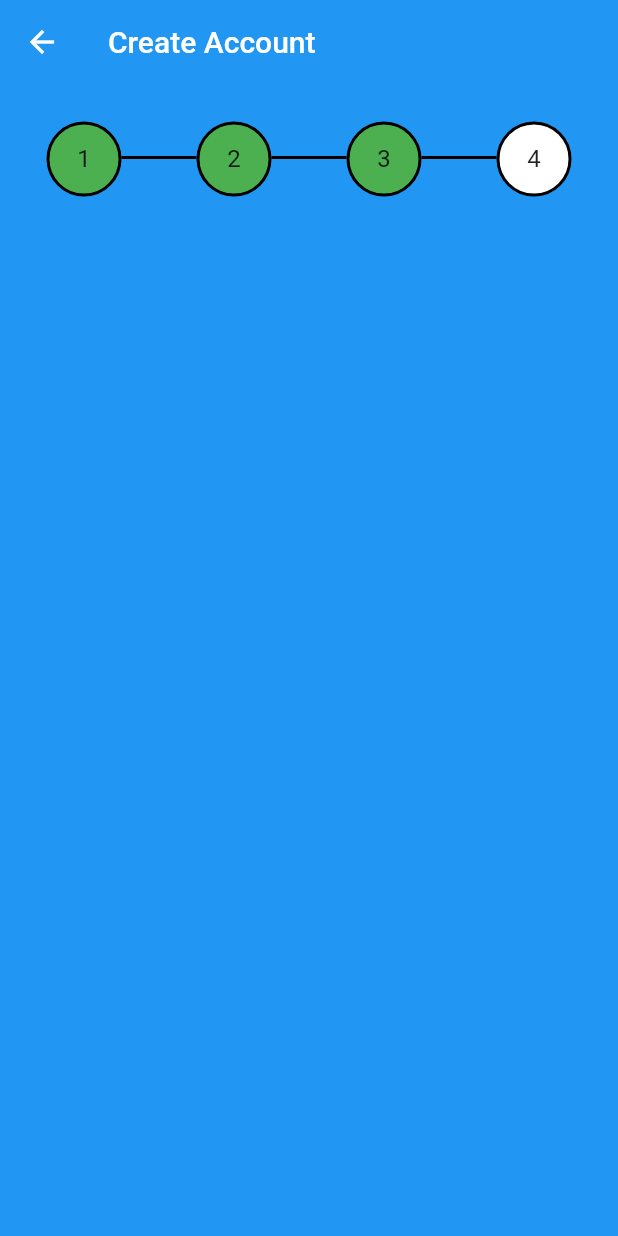
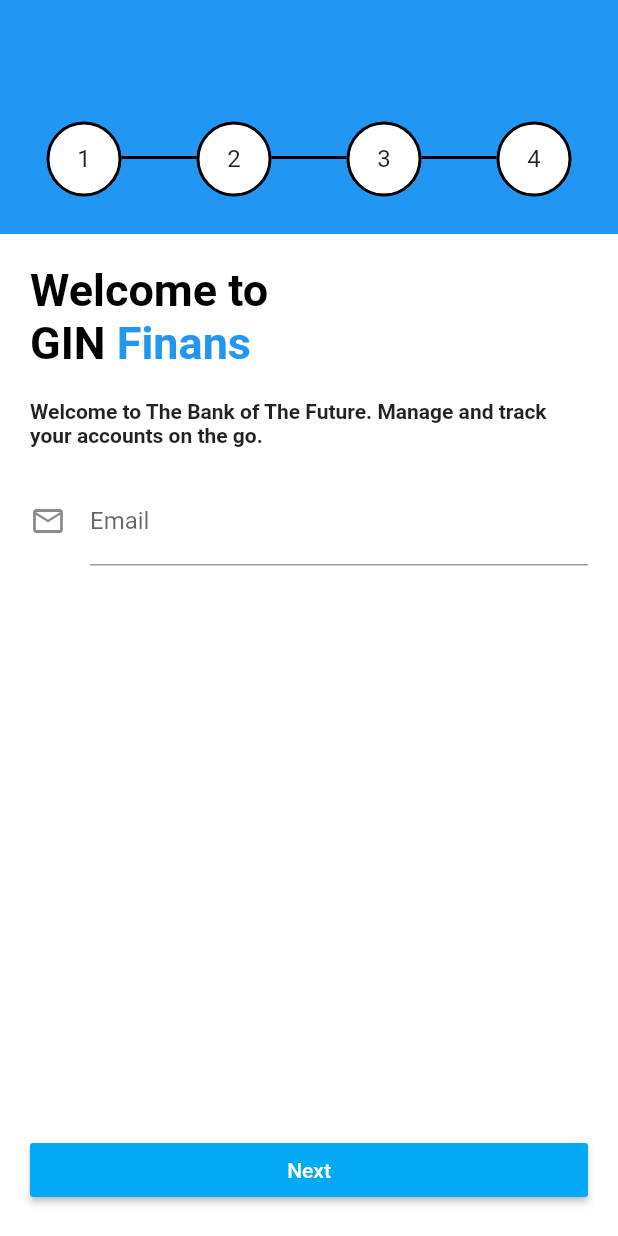
Before and after one commit to peradnya/Create-Account-Flutter, a Flutter app: the screen it shows after launch, on a phone screen of 412 x 824 dp. Run offline on Flutter 3.47's test engine with Material 2 defaults, Android fonts, the phone set to English and light mode, and no system bars.

Commit message:
create the welcome page.

```diff
--- a/lib/page/CreateAccountPage.dart
+++ b/lib/page/CreateAccountPage.dart
@@ -1,4 +1,5 @@
 import 'package:create_account/component/step_indicator/StepIndicator.dart';
+import 'package:create_account/page/WelcomePage.dart';
 import 'package:flutter/material.dart';
 
 class CreateAccountPage extends StatefulWidget {
@@ -8,39 +9,80 @@ class CreateAccountPage extends StatefulWidget {
 
 class CreateAccountPageState extends State<CreateAccountPage> {
   int _steps;
+  TextEditingController _emailTextController;
+  GlobalKey<FormState> _welcomeForm,
+      _createPasswordForm,
+      _personalInfoForm,
+      _scheduleVideoCallForm;
+  FocusScopeNode _focus;
 
   @override
   void initState() {
-    _steps = 1;
+    _steps = 0;
+    _welcomeForm = GlobalKey<FormState>();
+    _createPasswordForm = GlobalKey<FormState>();
+    _personalInfoForm = GlobalKey<FormState>();
+    _scheduleVideoCallForm = GlobalKey<FormState>();
+
+    _emailTextController = TextEditingController();
     super.initState();
   }
 
-  Widget buildWelcomeStep() {
-    return Container();
+  @override
+  void didChangeDependencies() {
+    _focus = FocusScope.of(context);
+    super.didChangeDependencies();
   }
 
-  Widget buildCreatePasswordStep() {
-    return Container();
+  void _disableSoftKeyboard() {
+    if (!_focus.hasPrimaryFocus && _focus.focusedChild != null) {
+      _focus.focusedChild.unfocus();
     }
-
-  Widget buildPersonalInfoStep() {
-    return Container();
-  }
-
-  Widget buildScheduleVideoCallStep() {
-    return Container();
   }
 
   @override
   Widget build(BuildContext context) {
-    return Scaffold(
+    Widget page;
+    switch (_steps) {
+      case 0:
+        page = WelcomePage(
+          welcomeForm: _welcomeForm,
+          emailTextController: _emailTextController,
+        );
+        break;
+      case 1:
+        page = Container();
+        break;
+      case 2:
+        page = Container();
+        break;
+      case 3:
+        page = Container();
+        break;
+      default:
+        page = Container();
+        break;
+    }
+
+    return Listener(
+      onPointerDown: (_) => _disableSoftKeyboard(),
+      child: Scaffold(
         appBar: _steps == 0
-          ? null
+            ? AppBar(
+                elevation: 0,
+                title: Container(),
+              )
             : AppBar(
                 elevation: 0,
                 leading: IconButton(
                   icon: const Icon(Icons.arrow_back),
-                onPressed: () {},
+                  onPressed: () {
+                    setState(() {
+                      if (_steps > 0) {
+                        _steps = _steps - 1;
+                      }
+                    });
+                  },
                 ),
                 title: Text('Create Account'),
               ),
@@ -49,10 +91,50 @@ class CreateAccountPageState extends State<CreateAccountPage> {
           child: Column(
             children: [
               StepIndicator(
-              currentStep: 3,
+                currentStep: _steps,
                 maxStep: 4,
+              ),
+              Expanded(
+                child: Container(
+                  color: _steps == 0 ? Colors.white : Colors.blue,
+                  child: SingleChildScrollView(
+                    child: page,
+                  ),
+                ),
+              ),
+              Container(
+                padding: EdgeInsets.all(20),
+                width: double.infinity,
+                color: _steps == 0 ? Colors.white : Colors.blue,
+                child: RaisedButton(
+                  color: Colors.lightBlue,
+                  child: Text(
+                    'Next',
+                    style: TextStyle(color: Colors.white),
+                  ),
+                  onPressed: () {
+                    switch (_steps) {
+                      case 0:
+                        if (_welcomeForm.currentState.validate()) {
+                          setState(() {
+                            _steps = _steps + 1;
+                          });
+                        } else {}
+                        break;
+                      case 1:
+                        break;
+                      case 2:
+                        break;
+                      case 3:
+                        break;
+                      default:
+                        break;
+                    }
+                  },
+                ),
               )
             ],
+          ),
         ),
       ),
     );
--- a/lib/page/WelcomePage.dart
+++ b/lib/page/WelcomePage.dart
@@ -0,0 +1,71 @@
+import 'package:flutter/material.dart';
+
+class WelcomePage extends StatelessWidget {
+  final GlobalKey<FormState> welcomeForm;
+  final TextEditingController emailTextController;
+
+  const WelcomePage({
+    Key key,
+    @required this.welcomeForm,
+    @required this.emailTextController,
+  }) : super(key: key);
+
+  @override
+  Widget build(BuildContext context) {
+    return Form(
+      key: welcomeForm,
+      child: Container(
+        width: double.infinity,
+        color: Colors.white,
+        padding: EdgeInsets.all(20),
+        child: Column(
+          crossAxisAlignment: CrossAxisAlignment.start,
+          children: [
+            RichText(
+              text: TextSpan(
+                style: TextStyle(
+                    color: Colors.black,
+                    fontSize: 30,
+                    fontWeight: FontWeight.bold),
+                children: [TextSpan(text: 'Welcome to')],
+              ),
+            ),
+            RichText(
+              text: TextSpan(
+                style: TextStyle(
+                    color: Colors.black,
+                    fontSize: 30,
+                    fontWeight: FontWeight.bold),
+                children: [
+                  TextSpan(text: 'GIN '),
+                  TextSpan(
+                      text: 'Finans', style: TextStyle(color: Colors.blue)),
+                ],
+              ),
+            ),
+            Container(height: 20),
+            Text(
+              'Welcome to The Bank of The Future. Manage and track your accounts on the go.',
+              style: TextStyle(fontWeight: FontWeight.bold, fontSize: 14),
+            ),
+            Container(height: 20),
+            TextFormField(
+              decoration: InputDecoration(
+                icon: Icon(Icons.email_outlined),
+                labelText: 'Email',
+              ),
+              keyboardType: TextInputType.emailAddress,
+              controller: emailTextController,
+              validator: (value) {
+                if (value.isEmpty) {
+                  return 'Email must not empty';
+                }
+                return null;
+              },
+            ),
+          ],
+        ),
+      ),
+    );
+  }
+}
```
Lines whose indentation alone changed are shown as unchanged.
